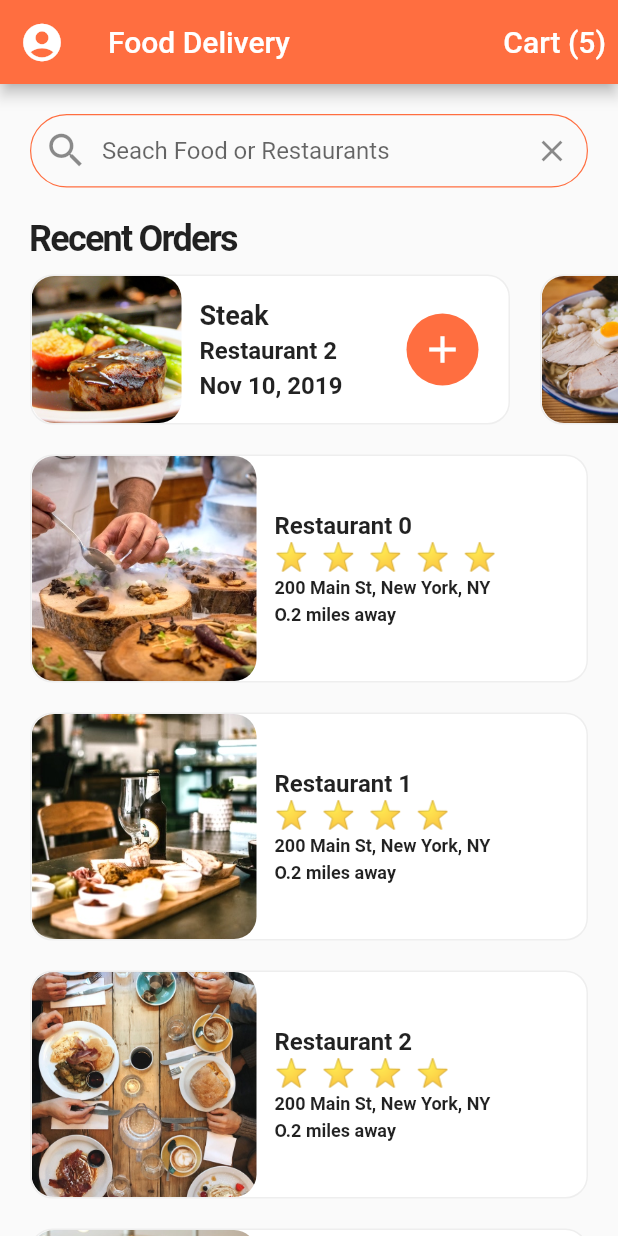
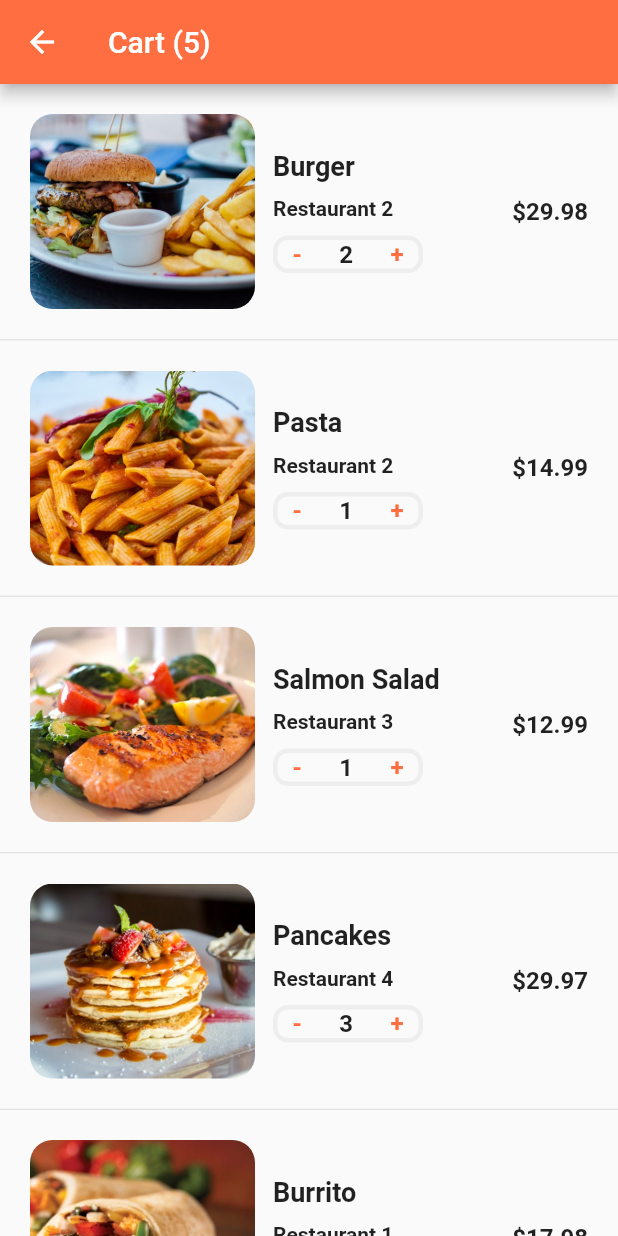
Before and after one commit to CodeAvid/Flutter, a Flutter app: the screen it shows after launch, after a tap on an icon or button, on a phone screen of 412 x 824 dp. Run offline on Flutter 3.47's test engine with Material 2 defaults, Android fonts, the phone set to English and light mode, and no system bars; our stand-ins replace cached_network_image, flutter_riverpod, font_awesome_flutter, material_design_icons_flutter, timeago; missing offline and left inert: miniplayer.

Commit message:
add cart screen

```diff
--- /dev/null
+++ b/Food Delivery UI/lib/screens/cart_screen.dart
@@ -0,0 +1,146 @@
+import 'package:flutter/material.dart';
+import 'package:flutter_food_delivery_ui/data/data.dart';
+import 'package:flutter_food_delivery_ui/models/order.dart';
+
+class CartScreen extends StatefulWidget {
+  @override
+  _CartScreenState createState() => _CartScreenState();
+}
+
+class _CartScreenState extends State<CartScreen> {
+  final cartLength = currentUser.cart!.length;
+  @override
+  Widget build(BuildContext context) {
+    return Scaffold(
+      appBar: AppBar(
+        title: Text(
+          'Cart (${cartLength.toString()})',
+          style: TextStyle(color: Colors.white, fontSize: 20.0),
+        ),
+      ),
+      body: ListView.separated(
+        itemCount: cartLength,
+        itemBuilder: (BuildContext context, int index) {
+          Order order = currentUser.cart![index];
+          return _buildCartItem(order);
+        },
+        separatorBuilder: (BuildContext context, int index) {
+          return Divider(height: 1.0);
+        },
+      ),
+    );
+  }
+
+  _buildCartItem(Order order) {
+    final orderQuantity = order.quantity!;
+    final foodPrice = order.food!.price!;
+    return Container(
+      padding: const EdgeInsets.all(20.0),
+      height: 170.0,
+      child: Row(
+        mainAxisAlignment: MainAxisAlignment.spaceBetween,
+        children: [
+          Expanded(
+            child: Row(
+              children: [
+                Container(
+                  width: 150.0,
+                  decoration: BoxDecoration(
+                      image: DecorationImage(
+                        image: AssetImage('${order.food!.imageUrl}'),
+                        fit: BoxFit.cover,
+                      ),
+                      borderRadius: BorderRadius.circular(15.0)),
+                ),
+                Expanded(
+                  child: Container(
+                    margin: EdgeInsets.all(12.0),
+                    child: Column(
+                      mainAxisAlignment: MainAxisAlignment.center,
+                      crossAxisAlignment: CrossAxisAlignment.start,
+                      children: [
+                        Text(
+                          '${order.food!.name}',
+                          style: TextStyle(
+                            fontSize: 18,
+                            fontWeight: FontWeight.bold,
+                          ),
+                          overflow: TextOverflow.ellipsis,
+                        ),
+                        SizedBox(height: 10.0),
+                        Text(
+                          '${order.restaurant!.name}',
+                          style: TextStyle(
+                            fontSize: 14,
+                            fontWeight: FontWeight.w600,
+                          ),
+                          overflow: TextOverflow.ellipsis,
+                        ),
+                        SizedBox(height: 10.0),
+                        Container(
+                          width: 100.0,
+                          padding: EdgeInsets.symmetric(horizontal: 10.0),
+                          decoration: BoxDecoration(
+                            borderRadius: BorderRadius.circular(10.0),
+                            border: Border.all(
+                              width: 3.0,
+                              color: Colors.grey[200] ?? Colors.grey,
+                            ),
+                          ),
+                          child: Row(
+                            mainAxisAlignment: MainAxisAlignment.spaceBetween,
+                            children: [
+                              GestureDetector(
+                                onTap: () => print('remove item'),
+                                child: Text(
+                                  '-',
+                                  style: TextStyle(
+                                    fontSize: 16,
+                                    color: Theme.of(context).primaryColor,
+                                    fontWeight: FontWeight.w600,
+                                  ),
+                                  overflow: TextOverflow.ellipsis,
+                                ),
+                              ),
+                              Text(
+                                '${order.quantity}',
+                                style: TextStyle(
+                                  fontSize: 16,
+                                  fontWeight: FontWeight.w600,
+                                ),
+                                overflow: TextOverflow.ellipsis,
+                              ),
+                              GestureDetector(
+                                onTap: () => print('add item'),
+                                child: Text(
+                                  '+',
+                                  style: TextStyle(
+                                    fontSize: 16,
+                                    color: Theme.of(context).primaryColor,
+                                    fontWeight: FontWeight.w600,
+                                  ),
+                                  overflow: TextOverflow.ellipsis,
+                                ),
+                              ),
+                            ],
+                          ),
+                        ),
+                      ],
+                    ),
+                  ),
+                ),
+              ],
+            ),
+          ),
+          Text(
+            '\$${foodPrice * orderQuantity}',
+            style: TextStyle(
+              fontSize: 16,
+              fontWeight: FontWeight.w600,
+            ),
+          ),
+        ],
+      ),
+    );
+  }
+}
--- a/Food Delivery UI/lib/screens/home_screen.dart
+++ b/Food Delivery UI/lib/screens/home_screen.dart
@@ -1,6 +1,6 @@
 import 'package:flutter/material.dart';
 import 'package:flutter_food_delivery_ui/models/restaurant.dart';
-import 'package:flutter_food_delivery_ui/screens/restaurant_screen.dart';
+import 'package:flutter_food_delivery_ui/screens/screens.dart';
 import 'package:flutter_food_delivery_ui/widgets/widgets.dart';
 import '../data/data.dart';
 
@@ -22,7 +22,10 @@ class _HomeScreenState extends State<HomeScreen> {
         title: Text('Food Delivery'),
         actions: [
           TextButton(
-            onPressed: () => print('Add to cart'),
+            onPressed: () =>
+                Navigator.push(context, MaterialPageRoute(builder: (_) {
+              return CartScreen();
+            })),
             child: Text(
               'Cart (${currentUser.cart != null ? currentUser.cart!.length : 0})',
               style: TextStyle(color: Colors.white, fontSize: 20.0),
--- a/Food Delivery UI/lib/screens/screens.dart
+++ b/Food Delivery UI/lib/screens/screens.dart
@@ -1 +1,3 @@
 export 'home_screen.dart';
+export 'cart_screen.dart';
+export 'restaurant_screen.dart';
```
